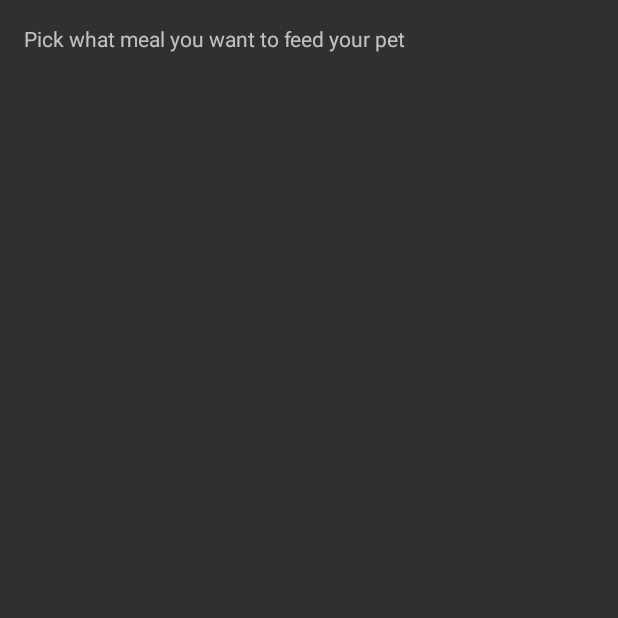
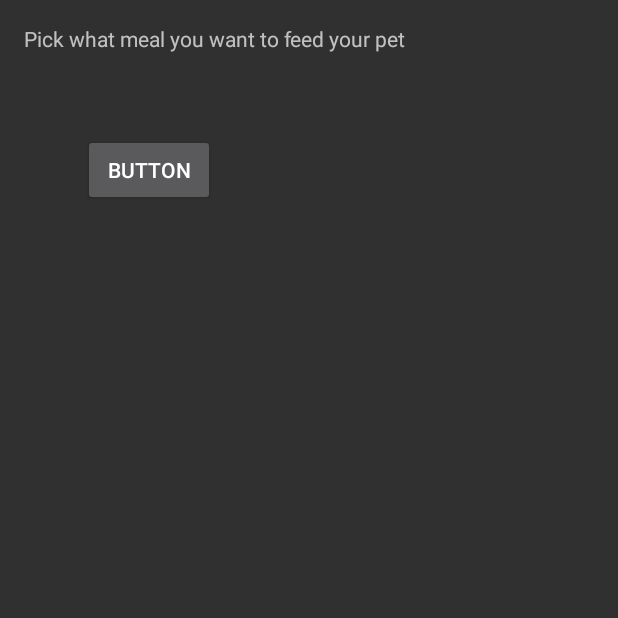
Before and after one commit to mcastel5/CiBi, an Android app: the eathome screen opened directly, with no data from a screen before it, on a phone screen of 412 x 824 dp, the top half of it. Run offline under Robolectric (Android 15) with nearby library versions, the phone set to English and light mode, and no system bars.

Commit message:
Eat Screen

```diff
--- a/app/src/main/res/layout/activity_eathome.xml
+++ b/app/src/main/res/layout/activity_eathome.xml
@@ -18,4 +18,16 @@
         android:layout_alignParentLeft="true"
         android:layout_alignParentStart="true"
         android:id="@+id/textView" />
+
+    <Button
+        android:text="Button"
+        android:layout_width="wrap_content"
+        android:layout_height="wrap_content"
+        android:layout_below="@+id/textView"
+        android:layout_alignParentLeft="true"
+        android:layout_alignParentStart="true"
+        android:layout_marginLeft="39dp"
+        android:layout_marginStart="39dp"
+        android:layout_marginTop="54dp"
+        android:id="@+id/button3" />
 </RelativeLayout>
```
